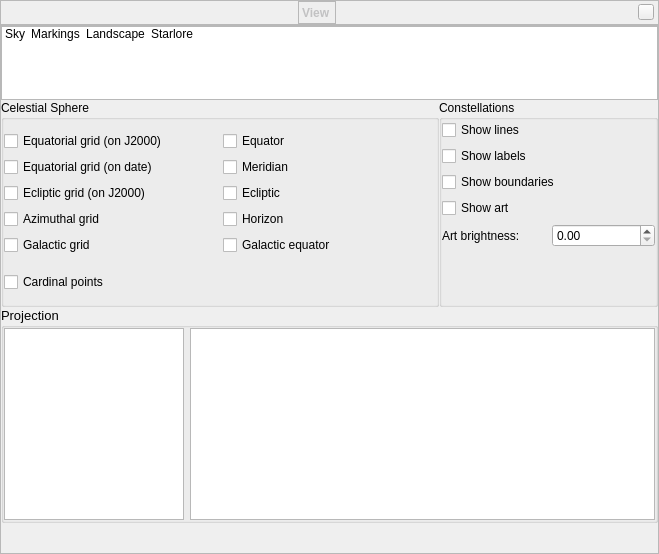
This is src/gui/viewDialog.ui in 519984307/stellarium_src as Qt 5 draws it before an edit. The edited form follows.
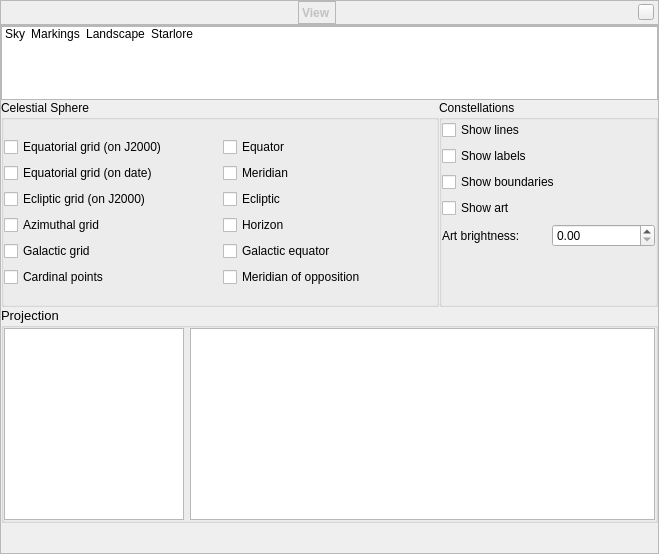
This is the edited form. The open tabs and pages were chosen to show the change. Icons and pictures are not drawn. Custom widgets are drawn as their Qt base class.

Commit message: added meridian of opposition

What changed in the file:
```diff
--- a/src/gui/viewDialog.ui
+++ b/src/gui/viewDialog.ui
@@ -1466,6 +1466,13 @@
                    </property>
                   </widget>
                  </item>
+                 <item>
+                  <widget class="QCheckBox" name="showCardinalPointsCheckBox">
+                   <property name="text">
+                    <string>Cardinal points</string>
+                   </property>
+                  </widget>
+                 </item>
                 </layout>
                </item>
                <item>
@@ -1520,18 +1527,14 @@
                    </property>
                   </widget>
                  </item>
-                </layout>
-               </item>
-              </layout>
-             </item>
              <item>
-              <layout class="QVBoxLayout" name="verticalLayout_16">
-               <item>
-                <widget class="QCheckBox" name="showCardinalPointsCheckBox">
+                  <widget class="QCheckBox" name="showMeridianOppositionLineCheckBox">
                  <property name="text">
-                  <string>Cardinal points</string>
-                 </property>
-                </widget>
+                    <string>Meridian of opposition</string>
+                   </property>
+                  </widget>
+                 </item>
+                </layout>
                </item>
               </layout>
              </item>
```
Left out of the diff: 1 changed line with no effect on the pictures. Lines whose indentation alone changed are shown as unchanged. The commit also changes 8 other files.
